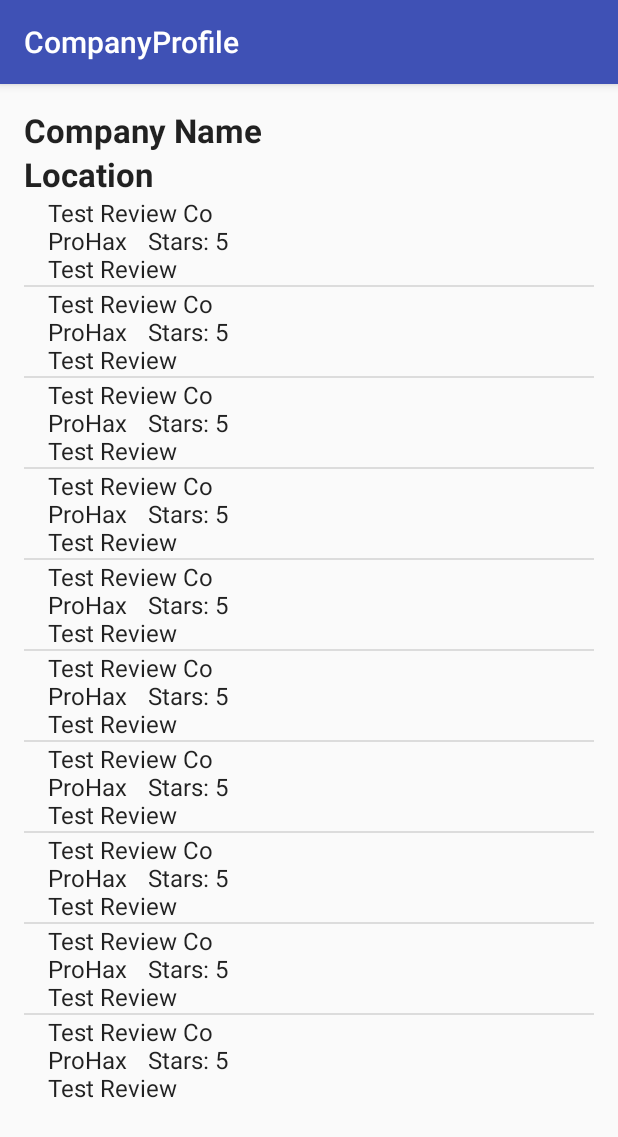
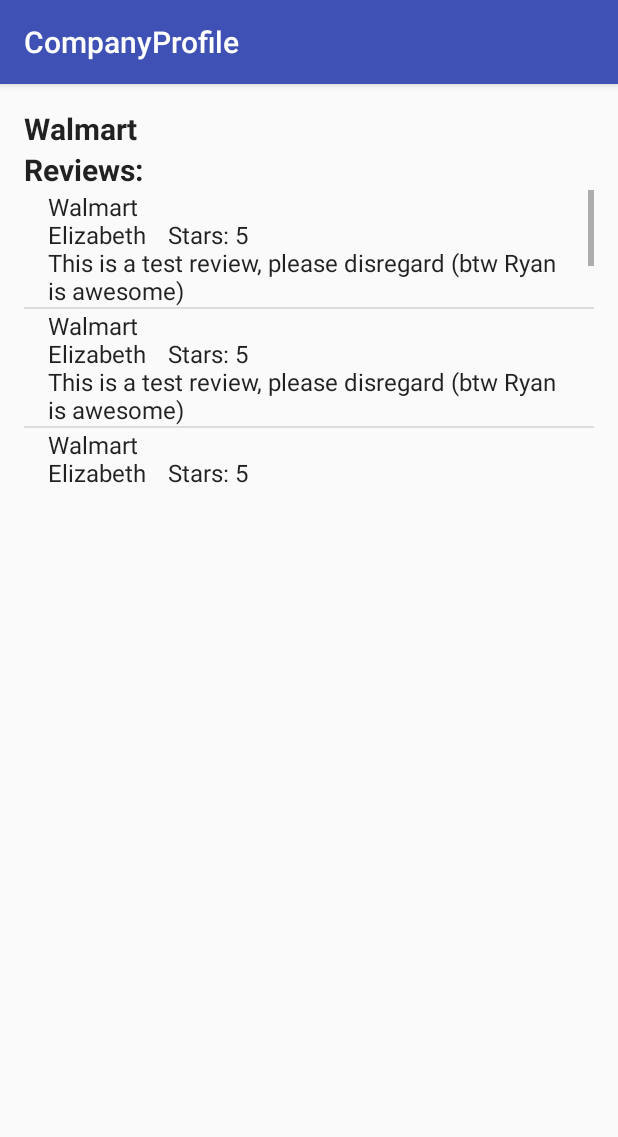
Before and after one commit to ProHax212/RateMyBusinessPartners, an Android app: the screen it shows after launch (CompanyProfile), after a tap on "TEST COMPANY PROFILE", on a phone screen of 412 x 824 dp. Shown: the top 1137 px of the screen. Run offline under Robolectric (Android 15) with nearby library versions, the phone set to English and light mode, and no system bars; 1 other tap on this screen came first.

Commit message:
ListView for the company profile page seems functional.  There is a button from the main page to go to the company profile page.  This button will eventually be removed, but doing this makes it easier to test the other activities.

```diff
--- a/app/src/main/java/seniordesign/ratemybusinesspartners/CompanyProfile.java
+++ b/app/src/main/java/seniordesign/ratemybusinesspartners/CompanyProfile.java
@@ -1,5 +1,6 @@
 package seniordesign.ratemybusinesspartners;
 
+import android.content.Intent;
 import android.os.Bundle;
 import android.support.design.widget.FloatingActionButton;
 import android.support.design.widget.Snackbar;
@@ -8,6 +9,7 @@
 import android.view.View;
 import android.widget.ArrayAdapter;
 import android.widget.ListView;
+import android.widget.TextView;
 
 import java.util.ArrayList;
 
@@ -16,7 +18,10 @@
 
 public class CompanyProfile extends AppCompatActivity {
 
+    public static final String COMPANY_PROFILE_TARGET_COMPANY = "com.ryan.target.company";
+
     ArrayAdapter<Review> reviewArrayAdapter;
+    String currentCompany;
 
     @Override
     protected void onCreate(Bundle savedInstanceState) {
@@ -25,14 +30,22 @@
         Toolbar toolbar = (Toolbar) findViewById(R.id.toolbar);
         setSupportActionBar(toolbar);
 
+        //Retrieve Intent inputs
+        Intent intent = getIntent();
+        currentCompany = intent.getStringExtra(COMPANY_PROFILE_TARGET_COMPANY);
+
+        //Initialize profile information
+        TextView companyNameTextView = (TextView) findViewById(R.id.companyNameTextView);
+        companyNameTextView.setText(currentCompany);
+
         //Initialize List View
         ListView reviewList = (ListView) findViewById(R.id.companyProfileReviewList);
-        User user = new User("ProHax", "1234", "ryancomer94@gmail.com");
+        User user = new User("Elizabeth", "1234", "ryancomer94@gmail.com");
         Review[] companyReviews = {new Review(user, "This is the best company ever", "Walmart", 5), new Review(user, "I agree", "Walmart", 3)};
         reviewArrayAdapter = new ArrayAdapter<Review>(this, android.R.layout.simple_list_item_1, new ArrayList<Review>());
         reviewList.setAdapter(reviewArrayAdapter);
 
-        Review testReview = new Review(user, "Test Review", "Test Review Co", 5);
+        Review testReview = new Review(user, "This is a test review, please disregard (btw Ryan is awesome)", "Walmart", 5);
 
         for(int i = 0; i < 10; i++){
             reviewArrayAdapter.add(testReview);
--- a/app/src/main/java/seniordesign/ratemybusinesspartners/MainActivity.java
+++ b/app/src/main/java/seniordesign/ratemybusinesspartners/MainActivity.java
@@ -55,6 +55,8 @@
     //Test Methods - will not be in final product
     public void switchToCompanyProfile(View view){
         Intent intent = new Intent(this, CompanyProfile.class);
+        intent.putExtra(CompanyProfile.COMPANY_PROFILE_TARGET_COMPANY, "Walmart");
+
         startActivity(intent);
     }
 }
--- a/app/src/main/res/layout/content_company_profile.xml
+++ b/app/src/main/res/layout/content_company_profile.xml
@@ -16,28 +16,32 @@
         android:layout_width="wrap_content"
         android:layout_height="wrap_content"
         android:textAppearance="@style/Base.TextAppearance.AppCompat.Large"
-        android:id="@+id/companyName"
+        android:id="@+id/companyNameTextView"
         android:layout_alignParentTop="true"
         android:layout_alignParentLeft="true"
         android:layout_alignParentStart="true"
         android:text="@string/company_profile_company_name"
-        android:textStyle="bold" />
+        android:textStyle="bold"
+        android:textSize="@dimen/company_information_text_size" />
 
     <TextView
         android:layout_width="wrap_content"
         android:layout_height="wrap_content"
         android:textAppearance="@style/Base.TextAppearance.AppCompat.Large"
-        android:id="@+id/companyLocation"
-        android:text="@string/company_profile_company_location"
+        android:id="@+id/companyProfileReviewsTextView"
+        android:layout_below="@+id/companyNameTextView"
+        android:text="@string/company_profile_reviews"
         android:textStyle="bold"
-        android:layout_below="@+id/companyName"
-        android:layout_alignLeft="@+id/companyName" />
+        android:textSize="@dimen/company_information_text_size" />
+
 
     <ListView
         android:id="@+id/companyProfileReviewList"
         android:layout_width="match_parent"
-        android:layout_height="wrap_content"
-        android:layout_below="@id/companyLocation">
+        android:layout_height="@dimen/review_list_height"
+        android:layout_below="@id/companyProfileReviewsTextView"
+        android:clickable="false"
+        android:contextClickable="false">
 
 
 
--- a/app/src/main/res/values/dimens.xml
+++ b/app/src/main/res/values/dimens.xml
@@ -4,4 +4,10 @@
     <dimen name="activity_vertical_margin">16dp</dimen>
     <dimen name="fab_margin">16dp</dimen>
     <dimen name="text_margin">16dp</dimen>
+
+    <!-- Company Profile dimensions -->
+    <dimen name="company_information_text_size">20dp</dimen>
+    <dimen name="review_list_item_text_size">15dp</dimen>
+    <dimen name="review_list_item_height">60dp</dimen>
+    <dimen name="review_list_height">200dp</dimen>
 </resources>
--- a/app/src/main/res/values/strings.xml
+++ b/app/src/main/res/values/strings.xml
@@ -6,6 +6,6 @@
     <string name="title_activity_review_results">ReviewResults</string>
 
     <!--Company Profile Strings-->
-    <string name="company_profile_company_name">Company Name</string>
-    <string name="company_profile_company_location">Location</string>
+    <string name="company_profile_company_name">[Company Name]</string>
+    <string name="company_profile_reviews">Reviews:</string>
 </resources>
```
Also changed, not shown: app/src/main/java/seniordesign/ratemybusinesspartners/ReviewResults.java (+1 -8 lines), app/src/main/res/layout/activity_review_results.xml (+1 -7 lines), app/src/main/res/layout/review_list_item.xml (added, +11 -0 lines).
